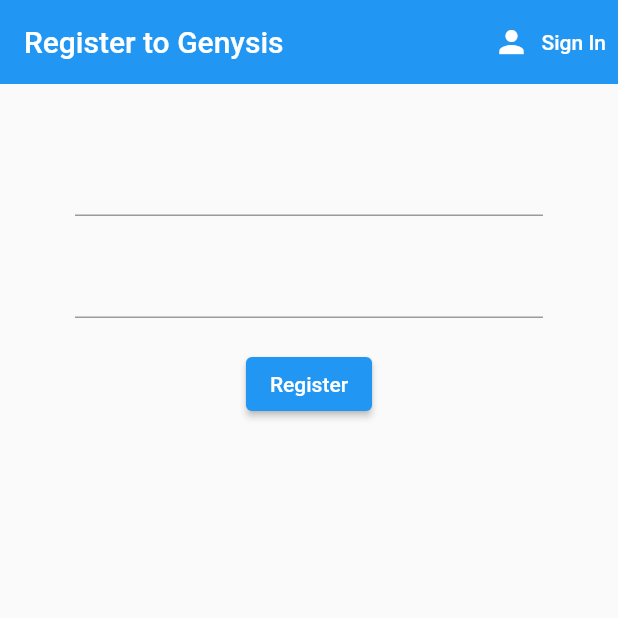
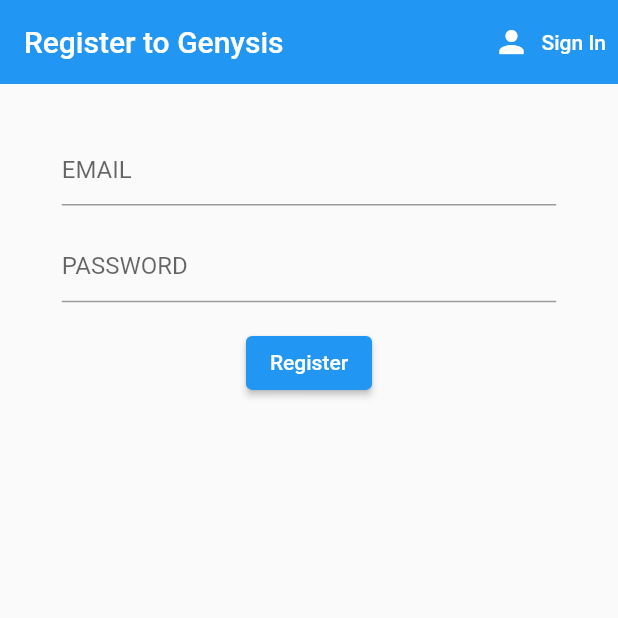
Before and after one commit to fraserwilson/Genysis, a Flutter app: the screen it shows after launch, after a tap on "Sign In", after a tap on "Register", on a phone screen of 412 x 824 dp, the top half of it. Run offline on Flutter 3.47's test engine with Material 2 defaults, Android fonts, the phone set to English and light mode, and no system bars; our stand-ins replace firebase_auth, firebase_core; accounts and stored records are empty.

Commit message:
Forgot password basics added

```diff
--- a/analysis_options.yaml
+++ b/analysis_options.yaml
@@ -25,6 +25,7 @@ linter:
       prefer_const_constructors : false
       avoid_unnecessary_containers : false
       avoid_print: false
+      prefer_const_literals_to_create_immutables: false
     # avoid_print: false  # Uncomment to disable the `avoid_print` rule
     # prefer_single_quotes: true  # Uncomment to enable the `prefer_single_quotes` rule
 
--- a/lib/screens/authenticate/register.dart
+++ b/lib/screens/authenticate/register.dart
@@ -40,15 +40,17 @@ class _RegisterState extends State<Register> {
         ],
       ),
       body: Container(
-          padding: EdgeInsets.symmetric(vertical: 20, horizontal: 50),
+        padding: EdgeInsets.symmetric(
+            vertical: height * 0.02, horizontal: width * 0.1),
         child: Form(
           key: _formKey,
           child: Column(
             children: [
               SizedBox(
-                  height: 20.0,
+                height: height * 0.02,
               ),
               TextFormField(
+                decoration: InputDecoration(hintText: "EMAIL"),
                 validator: (val) => val!.isEmpty ? 'Enter an email' : null,
                 onChanged: (val) {
                   setState(() {
@@ -57,9 +59,10 @@ class _RegisterState extends State<Register> {
                 },
               ),
               SizedBox(
-                  height: 20.0,
+                height: height * 0.02,
               ),
               TextFormField(
+                decoration: InputDecoration(hintText: "PASSWORD"),
                 validator: (val) => val!.length < 6
                     ? 'Enter a password longer than 6 characters'
                     : null,
@@ -71,7 +74,7 @@ class _RegisterState extends State<Register> {
                 },
               ),
               SizedBox(
-                  height: 20.0,
+                height: height * 0.02,
               ),
               ElevatedButton(
                 onPressed: () async {
@@ -91,7 +94,7 @@ class _RegisterState extends State<Register> {
                 ),
               ),
               SizedBox(
-                  height: 12.0,
+                height: height * 0.012,
               ),
               Text(
                 error,
@@ -99,7 +102,8 @@ class _RegisterState extends State<Register> {
               ),
             ],
           ),
-          ),),
+        ),
+      ),
     );
   }
 }
--- a/lib/screens/authenticate/sign_in.dart
+++ b/lib/screens/authenticate/sign_in.dart
@@ -1,4 +1,5 @@
 import 'package:flutter/material.dart';
+import 'package:genysis/screens/authenticate/forgot_password.dart';
 import 'package:genysis/services/auth.dart';
 
 class SignIn extends StatefulWidget {
@@ -34,15 +35,16 @@ class _SignInState extends State<SignIn> {
         ],
       ),
       body: Container(
-          padding: EdgeInsets.symmetric(vertical: 20, horizontal: 50),
+          padding: EdgeInsets.symmetric(vertical: height*0.02, horizontal: width*0.1),
           child: Form(
             key: _formKey,
             child: Column(
               children: [
                 SizedBox(
-                  height: 20.0,
+                  height: height*0.02,
                 ),
                 TextFormField(
+                  decoration: InputDecoration(hintText: "EMAIL"),
                   validator: (val) => val!.isEmpty ? 'Enter an email' : null,
                   onChanged: (val) {
                     setState(() {
@@ -51,9 +53,10 @@ class _SignInState extends State<SignIn> {
                   },
                 ),
                 SizedBox(
-                  height: 20.0,
+                  height: height*0.02,
                 ),
                 TextFormField(
+                  decoration: InputDecoration(hintText: "PASSWORD"),
                   validator: (val) => val!.length < 6
                       ? 'Enter a password longer than 6 characters'
                       : null,
@@ -65,7 +68,7 @@ class _SignInState extends State<SignIn> {
                   },
                 ),
                 SizedBox(
-                  height: 20.0,
+                  height: height*0.02,
                 ),
                 ElevatedButton(
                   onPressed: () async {
@@ -84,8 +87,22 @@ class _SignInState extends State<SignIn> {
                     style: TextStyle(color: Colors.white),
                   ),
                 ),
+              SizedBox(
+                height: height * 0.02,
+              ),
+              GestureDetector(
+                child: Text(
+                  "Forgot Password?",
+                  style: TextStyle(
+                    decoration: TextDecoration.underline,
+                    color: Colors.blue,
+                    fontSize: 20.0
+                  ),
+                ),
+                onTap: ()=> Navigator.of(context).push(MaterialPageRoute(builder: (context)=>ForgotPasswordPage(),),),
+              ),
                 SizedBox(
-                  height: 12.0,
+                  height: height*0.012,
                 ),
                 Text(
                   error,
--- a/lib/services/auth.dart
+++ b/lib/services/auth.dart
@@ -1,4 +1,5 @@
 import 'package:firebase_auth/firebase_auth.dart';
+import 'package:flutter/material.dart';
 import 'package:genysis/models/commonModels/user.dart';
 
 class AuthService{
@@ -12,18 +13,6 @@ class AuthService{
   }
 
   final FirebaseAuth _auth = FirebaseAuth.instance;
-
-  //sign in anon
-  Future signInAnon() async{
-    try{
-     UserCredential result =  await _auth.signInAnonymously();
-     User? user = result.user;
-     return _userFromFirebase(user);
-    }catch(e){
-      print(e.toString());
-      return null;
-    }
-  }
 
   //sign in with email and password
   Future signInEmailAndPassword(String email, String password) async{
@@ -61,5 +50,15 @@ class AuthService{
     }
   }
 
+  Future forgotPassword(String email) async{
+    try{
+       return await _auth.sendPasswordResetEmail(email: email);
+    }catch(e){
+      print(e.toString());
+      print("Could not reset password");
+      return null;
+    }
+  }
+
 
 }
```
Also changed, not shown: lib/screens/authenticate/forgot_password.dart (added, +76 -0 lines). Lines whose indentation alone changed are shown as unchanged.
